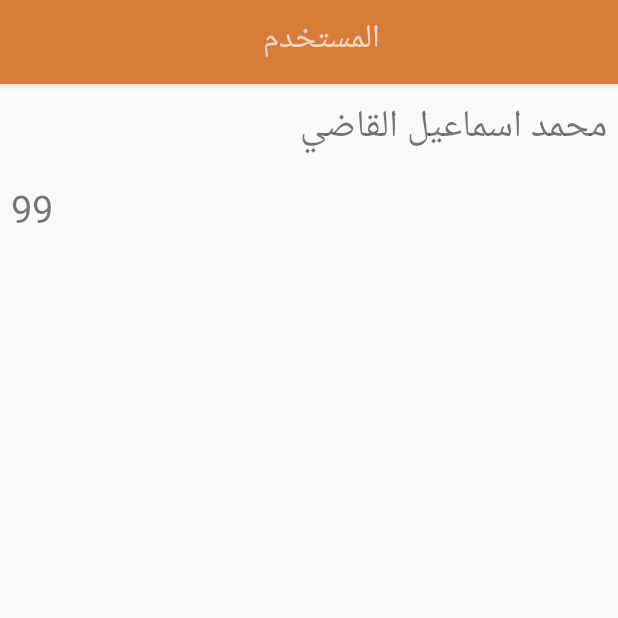
After one commit to mima5/BreadApp, an Android app: the ShowUseerDetails screen opened directly, with no data from a screen before it, on a phone screen of 412 x 824 dp, the top half of it. The commit adds this screen. Run offline under Robolectric (Android 15) with nearby library versions, the phone set to English and light mode, and no system bars; libraries missing offline, so code that uses them is left out: io.realm; 1 statement that could not run was skipped.

Commit message:
add showUserDetails Activity

```diff
--- a/app/src/main/AndroidManifest.xml
+++ b/app/src/main/AndroidManifest.xml
@@ -1,5 +1,6 @@
 <?xml version="1.0" encoding="utf-8"?>
 <manifest xmlns:android="http://schemas.android.com/apk/res/android"
+    xmlns:tools="http://schemas.android.com/tools"
     package="com.example.android.bread">
 
     <application
@@ -9,7 +10,8 @@
         android:label="@string/app_name"
         android:roundIcon="@mipmap/ic_launcher_round"
         android:supportsRtl="true"
-        android:theme="@style/AppTheme">
+        android:theme="@style/AppTheme"
+        tools:ignore="GoogleAppIndexingWarning">
         <activity
             android:name=".MainActivity"
             android:label="@string/app_name"
@@ -23,7 +25,11 @@
         <activity
             android:name=".AddUser"
             android:label="@string/title_activity_add_user"
-            android:theme="@style/AppTheme.NoActionBar"></activity>
+            android:theme="@style/AppTheme.NoActionBar" />
+        <activity
+            android:name=".ShowUseerDetails"
+            android:label="@string/title_activity_show_useer_details"
+            android:theme="@style/AppTheme"></activity>
     </application>
 
 </manifest>
--- a/app/src/main/java/Adapters/userAdapter.java
+++ b/app/src/main/java/Adapters/userAdapter.java
@@ -1,6 +1,7 @@
 package Adapters;
 
 import android.content.Context;
+import android.content.Intent;
 import android.support.v7.widget.RecyclerView;
 import android.view.LayoutInflater;
 import android.view.View;
@@ -11,6 +12,7 @@ import android.widget.TextView;
 
 import com.example.android.bread.Models.User;
 import com.example.android.bread.R;
+import com.example.android.bread.ShowUseerDetails;
 
 import io.realm.Realm;
 import io.realm.RealmResults;
@@ -51,9 +53,9 @@ public class userAdapter extends RecyclerView.Adapter<userAdapter.ViewHolder> {
                 @Override
                 public void onClick(View v) {
 
-//                    Intent intent = new Intent(_ctx, AddNoteActivity.class);
-//                    intent.putExtra("id", item.getId());
-//                    _ctx.startActivity(intent);
+                    Intent intent = new Intent(_ctx, ShowUseerDetails.class);
+                    intent.putExtra("id", item.getId());
+                    _ctx.startActivity(intent);
 
 
 //                Intent i = new Intent(_ctx, EnterProductActivity.class);
--- /dev/null
+++ b/app/src/main/java/com/example/android/bread/ShowUseerDetails.java
@@ -0,0 +1,58 @@
+package com.example.android.bread;
+
+import android.content.Context;
+import android.content.Intent;
+import android.os.Bundle;
+import android.support.v7.app.AppCompatActivity;
+import android.support.v7.widget.Toolbar;
+import android.widget.TextView;
+
+import com.example.android.bread.Models.User;
+
+import io.realm.Realm;
+import io.realm.RealmResults;
+
+public class ShowUseerDetails extends AppCompatActivity {
+
+
+    Context _ctx;
+
+    Realm realm;
+    RealmResults<User> results;
+    int id;
+
+    TextView showName,showFlour;
+
+    @Override
+    protected void onCreate(Bundle savedInstanceState) {
+        super.onCreate(savedInstanceState);
+        setContentView(R.layout.activity_show_useer_details);
+        Toolbar toolbar = (Toolbar) findViewById(R.id.toolbar);
+        setSupportActionBar(toolbar);
+
+        _ctx = this;
+        realm = Realm.getDefaultInstance();
+
+        showName = (TextView) findViewById(R.id.showName);
+        showFlour = (TextView) findViewById(R.id.showFlour);
+
+        //-- get Extras
+        Intent intent = getIntent();
+        if (intent.hasExtra("id")) {
+//            fromAdapter = true;
+            id = intent.getIntExtra("id", 0);
+            results = realm.where(User.class).equalTo("id", id).findAll();
+            for (User user : results) {
+                showName.setText(user.getName());
+                showFlour.setText(user.getFlourAmount()+"");
+            }
+        }
+
+
+
+
+
+
+    }// end of onCreate
+
+}
--- /dev/null
+++ b/app/src/main/res/layout/activity_show_useer_details.xml
@@ -0,0 +1,60 @@
+<?xml version="1.0" encoding="utf-8"?>
+<android.support.design.widget.CoordinatorLayout xmlns:android="http://schemas.android.com/apk/res/android"
+    xmlns:app="http://schemas.android.com/apk/res-auto"
+    xmlns:tools="http://schemas.android.com/tools"
+    android:layout_width="match_parent"
+    android:layout_height="match_parent"
+    tools:context=".ShowUseerDetails">
+
+    <android.support.design.widget.AppBarLayout
+        android:layout_width="match_parent"
+        android:layout_height="wrap_content"
+        android:theme="@style/AppTheme.AppBarOverlay">
+
+        <android.support.v7.widget.Toolbar
+            android:id="@+id/toolbar"
+            android:layout_width="match_parent"
+            android:layout_height="?attr/actionBarSize"
+            android:background="?attr/colorPrimary"
+            app:popupTheme="@style/AppTheme.PopupOverlay">
+
+            <RelativeLayout
+                android:layout_width="match_parent"
+                android:layout_height="40dp"
+                android:orientation="horizontal">
+
+                <ImageView
+                    android:id="@+id/img_cart"
+                    android:layout_width="30dp"
+                    android:layout_height="30dp"
+                    android:layout_alignParentRight="true"
+                    android:layout_marginRight="12dp"/>
+
+
+                <TextView
+
+                    android:layout_width="match_parent"
+                    android:layout_height="wrap_content"
+                    android:layout_gravity="center"
+                    android:gravity="center"
+                    android:text="المستخدم"
+                    android:textSize="22sp" />
+
+                <ImageView
+                    android:id="@+id/img_back"
+                    android:layout_width="35dp"
+                    android:layout_height="35dp"
+                    android:layout_alignParentLeft="true" />
+
+            </RelativeLayout>
+
+
+        </android.support.v7.widget.Toolbar>
+
+    </android.support.design.widget.AppBarLayout>
+
+    <include layout="@layout/content_show_useer_details" />
+
+
+
+</android.support.design.widget.CoordinatorLayout>
--- /dev/null
+++ b/app/src/main/res/layout/content_show_useer_details.xml
@@ -0,0 +1,45 @@
+<?xml version="1.0" encoding="utf-8"?>
+<android.support.constraint.ConstraintLayout xmlns:android="http://schemas.android.com/apk/res/android"
+    xmlns:app="http://schemas.android.com/apk/res-auto"
+    xmlns:tools="http://schemas.android.com/tools"
+    android:layout_width="match_parent"
+    android:layout_height="match_parent"
+    app:layout_behavior="@string/appbar_scrolling_view_behavior"
+    tools:context=".ShowUseerDetails"
+    tools:showIn="@layout/activity_show_useer_details">
+
+
+    <LinearLayout
+        android:layout_width="match_parent"
+        android:layout_height="wrap_content"
+        android:layout_gravity="right"
+        android:layout_marginTop="25dp"
+        android:gravity="right"
+        android:orientation="vertical">
+
+
+        <TextView
+            android:id="@+id/showName"
+            android:layout_width="match_parent"
+            android:layout_height="wrap_content"
+            android:layout_margin="7dp"
+            android:text="محمد اسماعيل القاضي"
+            android:textSize="25sp" />
+
+        <TextView
+            android:id="@+id/showFlour"
+            android:layout_width="match_parent"
+            android:layout_height="wrap_content"
+            android:layout_margin="7dp"
+            android:text="99"
+            android:textSize="25sp" />
+
+        <TextView
+            android:layout_width="match_parent"
+            android:layout_height="wrap_content"
+            android:layout_margin="7dp" />
+
+
+    </LinearLayout>
+
+</android.support.constraint.ConstraintLayout>
--- a/app/src/main/res/values/strings.xml
+++ b/app/src/main/res/values/strings.xml
@@ -7,4 +7,5 @@
     <string name="nav_header_desc">Navigation header</string>
     <string name="action_settings">Settings</string>
     <string name="title_activity_add_user">AddUser</string>
+    <string name="title_activity_show_useer_details">ShowUseerDetails</string>
 </resources>
--- a/build.gradle
+++ b/build.gradle
@@ -7,7 +7,7 @@ buildscript {
         jcenter()
     }
     dependencies {
-        classpath 'com.android.tools.build:gradle:3.2.0'
+        classpath 'com.android.tools.build:gradle:3.2.1'
         classpath "io.realm:realm-gradle-plugin:5.7.0"
 
 
```
